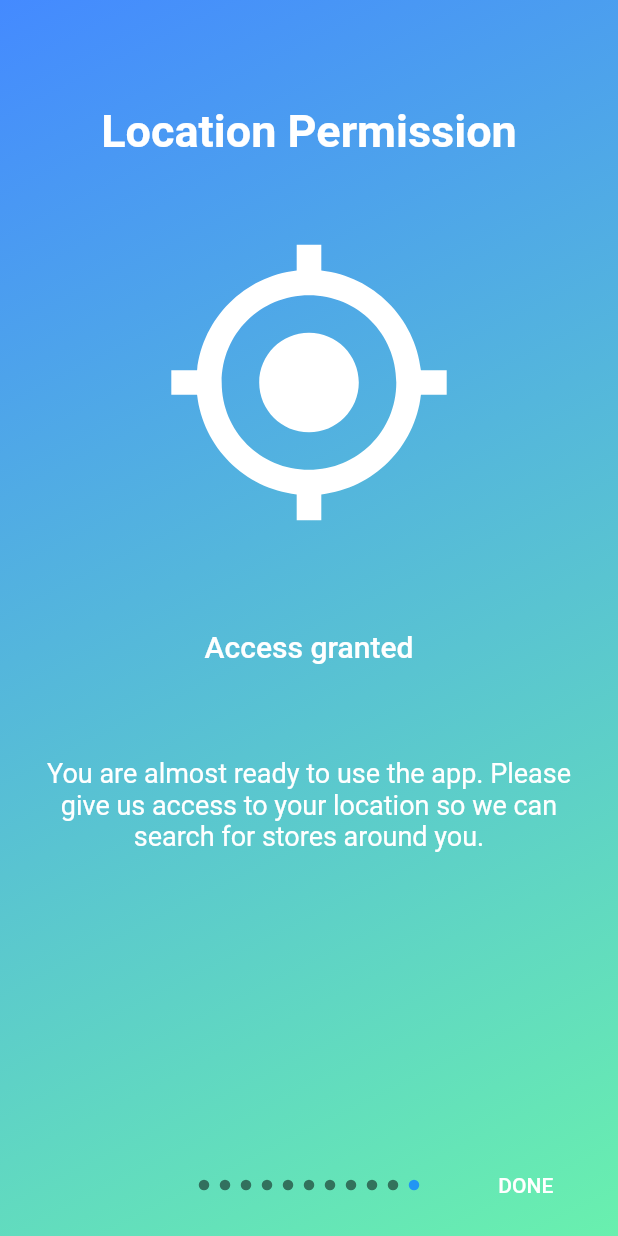
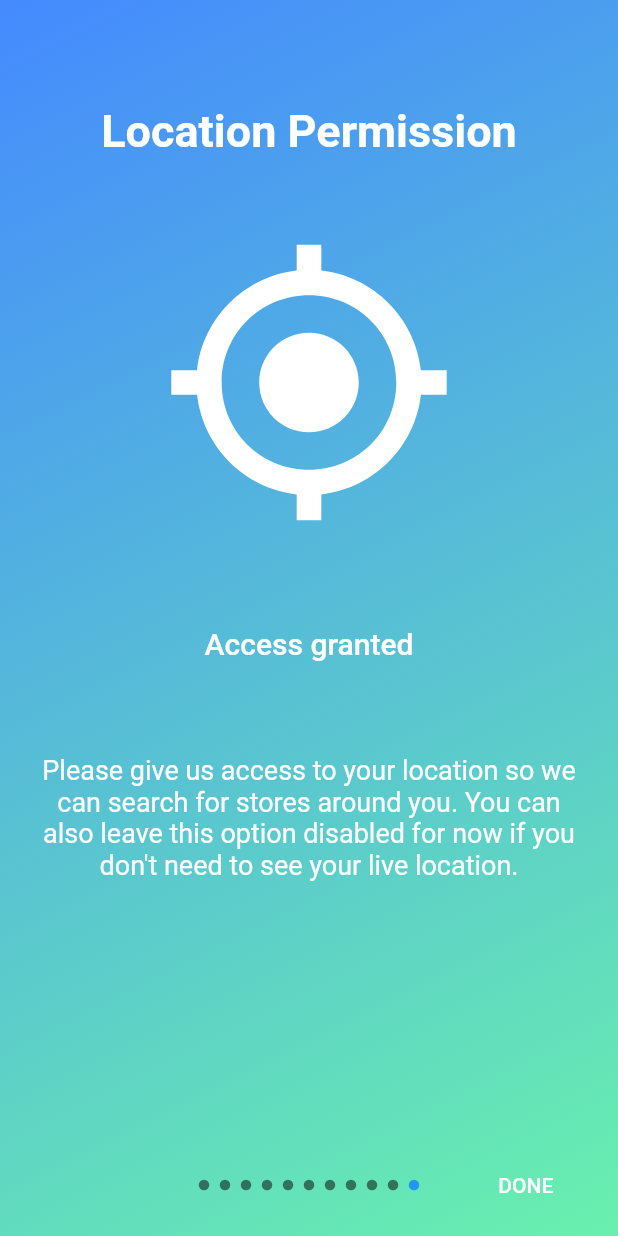
Before and after one commit to SafeMarket-WirVsVirus/frontend-enduser, a Flutter app: the screen it shows after launch, after a tap on "SKIP", on a phone screen of 412 x 824 dp. Run offline on Flutter 3.47's test engine with Material 2 defaults, Android fonts, the phone set to English and light mode, and no system bars; drawn by our look-alikes of intro_slider; our stand-ins replace bloc, equatable, fl_chart, flutter_bloc, flutter_local_notifications, geolocator and 4 more; missing offline and left inert: device_identifier, tutorial_coach_mark; generated files the repository leaves out were written again.

Commit message:
Small UI improvements

```diff
--- a/lib/ui/tutorials/tutorial_sliders.dart
+++ b/lib/ui/tutorials/tutorial_sliders.dart
@@ -113,7 +113,7 @@ class _TutorialSlidersState extends State<TutorialSliders> {
       new Slide(
         title: "Location Permission",
         description:
-            "You are almost ready to use the app. Please give us access to your location so we can search for stores around you.",
+            "Please give us access to your location so we can search for stores around you. You can also leave this option disabled for now if you don't need to see your live location.",
         centerWidget: _LocationPermissionWidget(
           onAccessGranted: () {
             print("on access granted");
@@ -198,7 +198,7 @@ class __LocationPermissionWidgetState extends State<_LocationPermissionWidget> {
         AlertDialog dialog = AlertDialog(
           title: Text("Location access"),
           content: Text(
-              "Please give us access to your location so we can search for stores around you. If you disabled location access for this app you need to manually enable it again form the stystem settings."),
+              "Please give us access to your location so we can search for stores around you. If you disabled location access for this app you need to manually enable it again form the system settings."),
           actions: [
             FlatButton(
               child: Text(AppLocalizations.of(context).commonOk),
@@ -220,11 +220,8 @@ class __LocationPermissionWidgetState extends State<_LocationPermissionWidget> {
 
   @override
   Widget build(BuildContext context) {
-    return SizedBox(
-      //used so the height stays the same after the transition so the decryption text does not move
-      height: 300,
-      child: Column(
-        mainAxisAlignment: MainAxisAlignment.spaceBetween,
+    return Column(
+      mainAxisSize: MainAxisSize.min,
       children: <Widget>[
         Icon(
           Icons.my_location,
@@ -284,7 +281,6 @@ class __LocationPermissionWidgetState extends State<_LocationPermissionWidget> {
                 ),
         )
       ],
-      ),
     );
   }
 }
```
Lines whose indentation alone changed are shown as unchanged.
